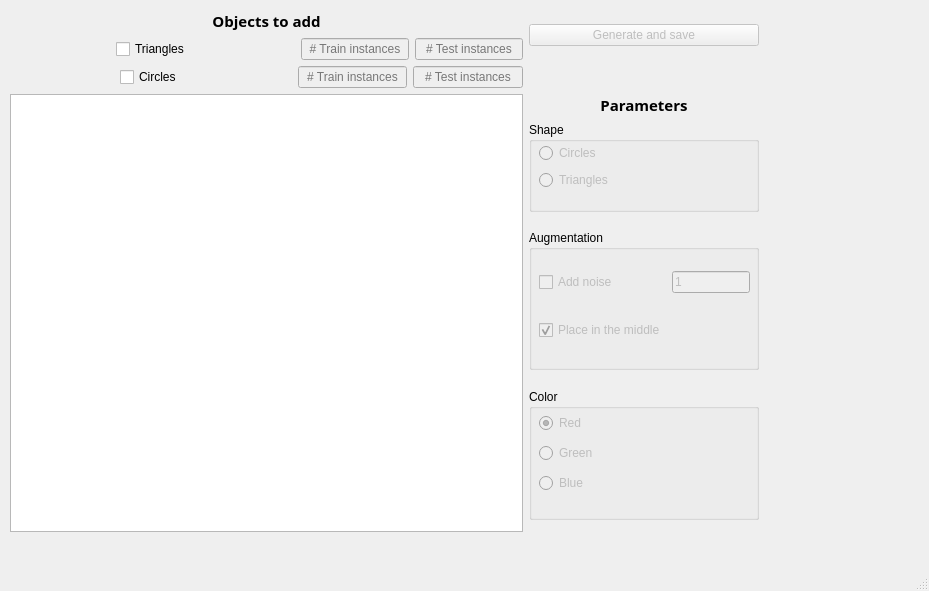
Above: visualization/create_datasets_design.ui from superkirill/CycleGAN before the change. Below: the same form after it.
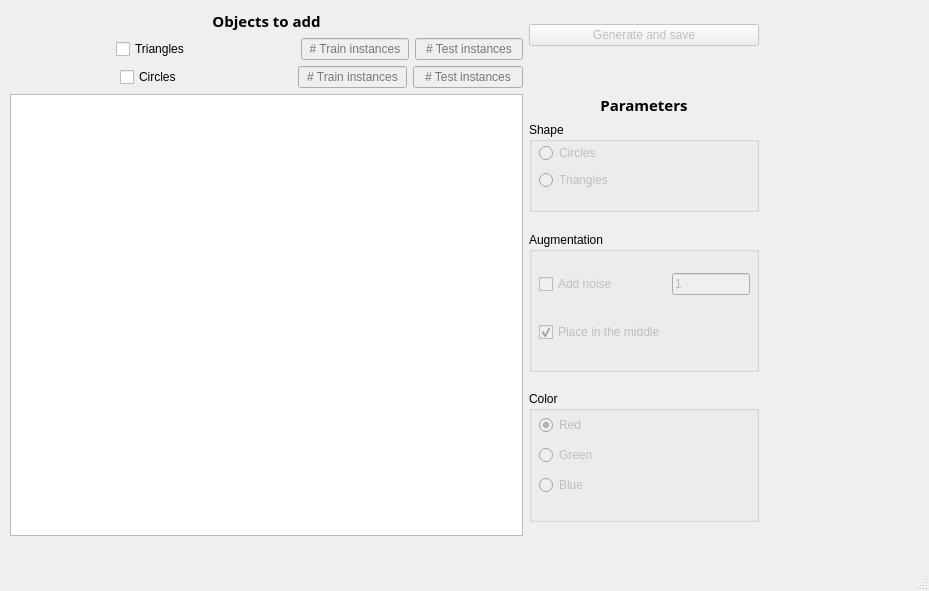
That is the form after the change.

Patch:
```diff
--- a/visualization/create_datasets_design.ui
+++ b/visualization/create_datasets_design.ui
@@ -26,7 +26,7 @@
       <x>10</x>
       <y>10</y>
       <width>749</width>
-      <height>522</height>
+      <height>526</height>
      </rect>
     </property>
     <layout class="QGridLayout" name="gridLayout">
```
Left out of the diff: 2 changed lines with no effect on the pictures.
